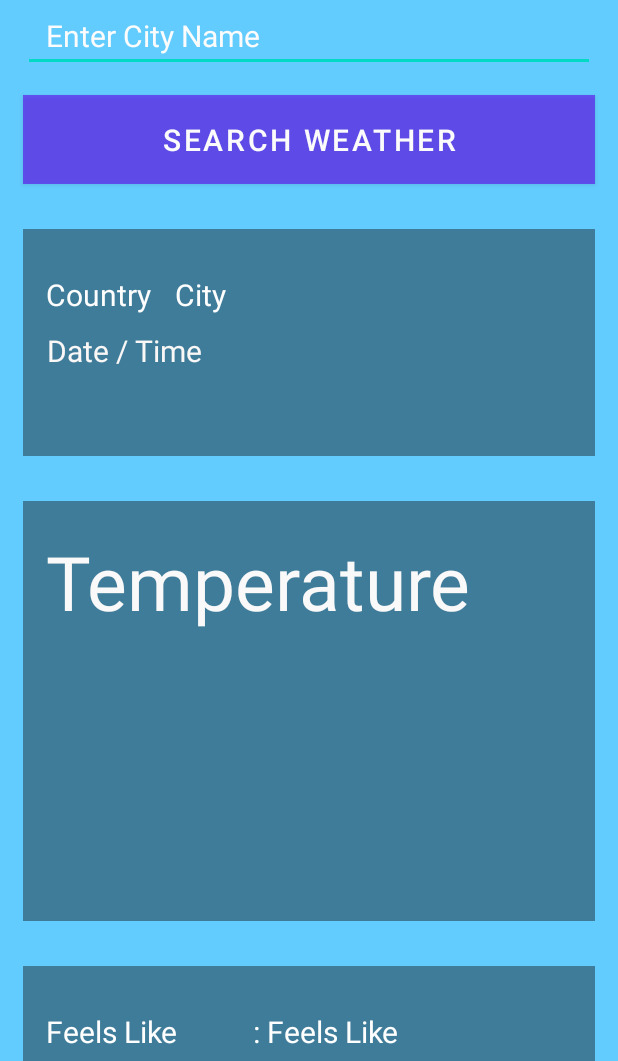
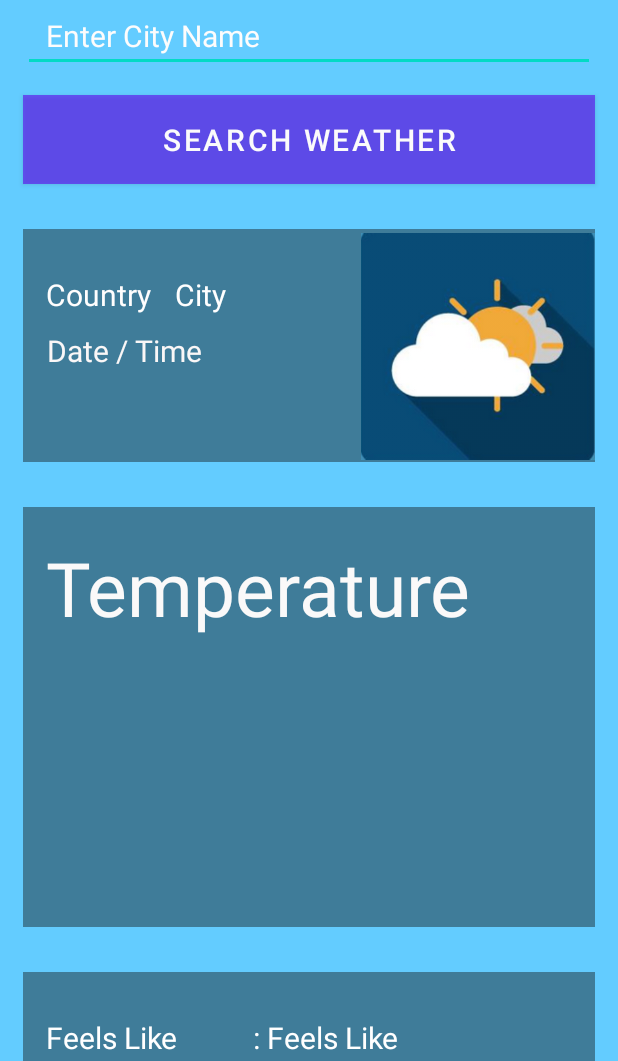
Before and after one commit to Hitchnt/It3048c, an Android app: the screen it shows after launch (MainActivity), on a phone screen of 412 x 824 dp, the part 175-1236 px from its top. Run offline under Robolectric (Android 15) with nearby library versions, the phone set to English and light mode, and no system bars.

Commit message:
src image

```diff
--- a/app/src/main/res/layout/main_fragment.xml
+++ b/app/src/main/res/layout/main_fragment.xml
@@ -78,12 +78,12 @@
 
             <ImageView
                 android:id="@+id/imageView"
-                android:layout_width="150dp"
-                android:layout_height="150dp"
+                android:layout_width="156dp"
+                android:layout_height="154dp"
                 android:layout_marginTop="1dp"
-                android:layout_marginEnd="15dp"
                 app:layout_constraintEnd_toEndOf="parent"
-                app:layout_constraintTop_toTopOf="parent" />
+                app:layout_constraintTop_toTopOf="parent"
+                app:srcCompat="@drawable/cloud" />
 
             <TextView
                 android:id="@+id/country"
```
